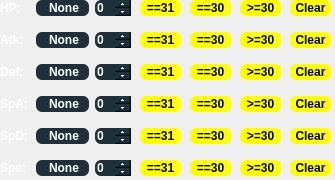
Old version of the form Forms/IVFilter.ui in the repository Admiral-Fish/PokeFinder.
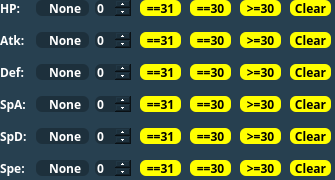
New version of the form. Icons and pictures are not drawn.

Commit message: Missing form combobox tweaks

The edit to the form file:
```diff
--- a/Forms/IVFilter.ui
+++ b/Forms/IVFilter.ui
@@ -14,7 +14,13 @@
    <string notr="true">Form</string>
   </property>
   <property name="styleSheet">
-   <string notr="true">QLabel {
+   <string notr="true">QWidget {
+	background-color: #274050;
+	font-family: &quot;Myriad Pro&quot;, Montserrat;
+	font-weight: 500;
+}
+
+QLabel {
 	color: white;
 }
 
@@ -26,21 +32,46 @@
 	padding-left: 13px;
 }
 
+QComboBox QListView{
+	color: white;
+	background-color: #1D303C;
+	border:1px solid black;
+	padding-left: 3px;
+}
+
+QComboBox::item:alternate {
+	background: #1D303C;
+}
+
+QComboBox::item:selected {
+	border: 1px solid transparent;
+	background: #003941;
+}
+
+QComboBox::indicator{
+	background-color:transparent;
+	selection-background-color:transparent;
+	color:transparent;
+	selection-color:transparent;
+}
+
+QComboBox::editable {
+	background-color: #1D303C;
+	border: none;
+	border-radius: 6px;
+	color: white;
+}
+
 QComboBox::down-arrow {
 	image: url(noimg);
 	border-width: 0px;
 }
 
 QComboBox::drop-down {
-	background-color: #1D303C;
+	background: transparent;
 	width: 0px;
 }
 
-QComboBox::item {
-	background-color: #1D303C;
-	selection-background-color: #003941;
-}
-
 QSpinBox {
 	qproperty-alignment: AlignCenter;
 	background-color: #1D303C;
@@ -77,7 +108,8 @@
    </property>
    <property name="font">
     <font>
-     <weight>75</weight>
+     <family>Myriad Pro,Montserrat</family>
+     <weight>62</weight>
      <bold>true</bold>
     </font>
    </property>
@@ -96,7 +128,8 @@
    </property>
    <property name="font">
     <font>
-     <weight>75</weight>
+     <family>Myriad Pro,Montserrat</family>
+     <weight>62</weight>
      <bold>true</bold>
     </font>
    </property>
@@ -127,7 +160,8 @@
    </property>
    <property name="font">
     <font>
-     <weight>75</weight>
+     <family>Myriad Pro,Montserrat</family>
+     <weight>62</weight>
      <bold>true</bold>
     </font>
    </property>
@@ -183,7 +217,8 @@
    </property>
    <property name="font">
     <font>
-     <weight>75</weight>
+     <family>Myriad Pro,Montserrat</family>
+     <weight>62</weight>
      <bold>true</bold>
     </font>
    </property>
@@ -202,7 +237,8 @@
    </property>
    <property name="font">
     <font>
-     <weight>75</weight>
+     <family>Myriad Pro,Montserrat</family>
+     <weight>62</weight>
      <bold>true</bold>
     </font>
    </property>
@@ -221,7 +257,8 @@
    </property>
    <property name="font">
     <font>
-     <weight>75</weight>
+     <family>Myriad Pro,Montserrat</family>
+     <weight>62</weight>
      <bold>true</bold>
     </font>
    </property>
@@ -240,7 +277,8 @@
    </property>
    <property name="font">
     <font>
-     <weight>75</weight>
+     <family>Myriad Pro,Montserrat</family>
+     <weight>62</weight>
      <bold>true</bold>
     </font>
    </property>
@@ -259,7 +297,8 @@
    </property>
    <property name="font">
     <font>
-     <weight>75</weight>
+     <family>Myriad Pro,Montserrat</family>
+     <weight>62</weight>
      <bold>true</bold>
     </font>
    </property>
@@ -315,7 +354,8 @@
    </property>
    <property name="font">
     <font>
-     <weight>75</weight>
+     <family>Myriad Pro,Montserrat</family>
+     <weight>62</weight>
      <bold>true</bold>
     </font>
    </property>
@@ -334,7 +374,8 @@
    </property>
    <property name="font">
     <font>
-     <weight>75</weight>
+     <family>Myriad Pro,Montserrat</family>
+     <weight>62</weight>
      <bold>true</bold>
     </font>
    </property>
@@ -396,7 +437,8 @@
    </property>
    <property name="font">
     <font>
-     <weight>75</weight>
+     <family>Myriad Pro,Montserrat</family>
+     <weight>62</weight>
      <bold>true</bold>
     </font>
    </property>
@@ -452,7 +494,8 @@
    </property>
    <property name="font">
     <font>
-     <weight>75</weight>
+     <family>Myriad Pro,Montserrat</family>
+     <weight>62</weight>
      <bold>true</bold>
     </font>
    </property>
@@ -471,7 +514,8 @@
    </property>
    <property name="font">
     <font>
-     <weight>75</weight>
+     <family>Myriad Pro,Montserrat</family>
+     <weight>62</weight>
      <bold>true</bold>
     </font>
    </property>
@@ -527,7 +571,8 @@
    </property>
    <property name="font">
     <font>
-     <weight>75</weight>
+     <family>Myriad Pro,Montserrat</family>
+     <weight>62</weight>
      <bold>true</bold>
     </font>
    </property>
@@ -546,7 +591,8 @@
    </property>
    <property name="font">
     <font>
-     <weight>75</weight>
+     <family>Myriad Pro,Montserrat</family>
+     <weight>62</weight>
      <bold>true</bold>
     </font>
    </property>
@@ -602,7 +648,8 @@
    </property>
    <property name="font">
     <font>
-     <weight>75</weight>
+     <family>Myriad Pro,Montserrat</family>
+     <weight>62</weight>
      <bold>true</bold>
     </font>
    </property>
@@ -627,7 +674,8 @@
    </property>
    <property name="font">
     <font>
-     <weight>75</weight>
+     <family>Myriad Pro,Montserrat</family>
+     <weight>62</weight>
      <bold>true</bold>
     </font>
    </property>
@@ -646,7 +694,8 @@
    </property>
    <property name="font">
     <font>
-     <weight>75</weight>
+     <family>Myriad Pro,Montserrat</family>
+     <weight>62</weight>
      <bold>true</bold>
     </font>
    </property>
@@ -665,8 +714,8 @@
    </property>
    <property name="font">
     <font>
-     <family>MS Shell Dlg 2</family>
-     <weight>75</weight>
+     <family>Myriad Pro,Montserrat</family>
+     <weight>62</weight>
      <bold>true</bold>
     </font>
    </property>
@@ -697,8 +746,8 @@
    </property>
    <property name="font">
     <font>
-     <family>MS Shell Dlg 2</family>
-     <weight>75</weight>
+     <family>Myriad Pro,Montserrat</family>
+     <weight>62</weight>
      <bold>true</bold>
     </font>
    </property>
@@ -717,7 +766,8 @@
    </property>
    <property name="font">
     <font>
-     <weight>75</weight>
+     <family>Myriad Pro,Montserrat</family>
+     <weight>62</weight>
      <bold>true</bold>
     </font>
    </property>
@@ -736,7 +786,8 @@
    </property>
    <property name="font">
     <font>
-     <weight>75</weight>
+     <family>Myriad Pro,Montserrat</family>
+     <weight>62</weight>
      <bold>true</bold>
     </font>
    </property>
@@ -755,7 +806,8 @@
    </property>
    <property name="font">
     <font>
-     <weight>75</weight>
+     <family>Myriad Pro,Montserrat</family>
+     <weight>62</weight>
      <bold>true</bold>
     </font>
    </property>
@@ -774,7 +826,8 @@
    </property>
    <property name="font">
     <font>
-     <weight>75</weight>
+     <family>Myriad Pro,Montserrat</family>
+     <weight>62</weight>
      <bold>true</bold>
     </font>
    </property>
@@ -793,7 +846,8 @@
    </property>
    <property name="font">
     <font>
-     <weight>75</weight>
+     <family>Myriad Pro,Montserrat</family>
+     <weight>62</weight>
      <bold>true</bold>
     </font>
    </property>
@@ -812,7 +866,8 @@
    </property>
    <property name="font">
     <font>
-     <weight>75</weight>
+     <family>Myriad Pro,Montserrat</family>
+     <weight>62</weight>
      <bold>true</bold>
     </font>
    </property>
@@ -831,7 +886,8 @@
    </property>
    <property name="font">
     <font>
-     <weight>75</weight>
+     <family>Myriad Pro,Montserrat</family>
+     <weight>62</weight>
      <bold>true</bold>
     </font>
    </property>
@@ -850,7 +906,8 @@
    </property>
    <property name="font">
     <font>
-     <weight>75</weight>
+     <family>Myriad Pro,Montserrat</family>
+     <weight>62</weight>
      <bold>true</bold>
     </font>
    </property>
@@ -869,7 +926,8 @@
    </property>
    <property name="font">
     <font>
-     <weight>75</weight>
+     <family>Myriad Pro,Montserrat</family>
+     <weight>62</weight>
      <bold>true</bold>
     </font>
    </property>
@@ -888,7 +946,8 @@
    </property>
    <property name="font">
     <font>
-     <weight>75</weight>
+     <family>Myriad Pro,Montserrat</family>
+     <weight>62</weight>
      <bold>true</bold>
     </font>
    </property>
@@ -907,7 +966,8 @@
    </property>
    <property name="font">
     <font>
-     <weight>75</weight>
+     <family>Myriad Pro,Montserrat</family>
+     <weight>62</weight>
      <bold>true</bold>
     </font>
    </property>
@@ -926,7 +986,8 @@
    </property>
    <property name="font">
     <font>
-     <weight>75</weight>
+     <family>Myriad Pro,Montserrat</family>
+     <weight>62</weight>
      <bold>true</bold>
     </font>
    </property>
@@ -945,7 +1006,8 @@
    </property>
    <property name="font">
     <font>
-     <weight>75</weight>
+     <family>Myriad Pro,Montserrat</family>
+     <weight>62</weight>
      <bold>true</bold>
     </font>
    </property>
@@ -964,7 +1026,8 @@
    </property>
    <property name="font">
     <font>
-     <weight>75</weight>
+     <family>Myriad Pro,Montserrat</family>
+     <weight>62</weight>
      <bold>true</bold>
     </font>
    </property>
@@ -983,7 +1046,8 @@
    </property>
    <property name="font">
     <font>
-     <weight>75</weight>
+     <family>Myriad Pro,Montserrat</family>
+     <weight>62</weight>
      <bold>true</bold>
     </font>
    </property>
@@ -1002,7 +1066,8 @@
    </property>
    <property name="font">
     <font>
-     <weight>75</weight>
+     <family>Myriad Pro,Montserrat</family>
+     <weight>62</weight>
      <bold>true</bold>
     </font>
    </property>
@@ -1021,7 +1086,8 @@
    </property>
    <property name="font">
     <font>
-     <weight>75</weight>
+     <family>Myriad Pro,Montserrat</family>
+     <weight>62</weight>
      <bold>true</bold>
     </font>
    </property>
@@ -1040,7 +1106,8 @@
    </property>
    <property name="font">
     <font>
-     <weight>75</weight>
+     <family>Myriad Pro,Montserrat</family>
+     <weight>62</weight>
      <bold>true</bold>
     </font>
    </property>
@@ -1059,7 +1126,8 @@
    </property>
    <property name="font">
     <font>
-     <weight>75</weight>
+     <family>Myriad Pro,Montserrat</family>
+     <weight>62</weight>
      <bold>true</bold>
     </font>
    </property>
@@ -1078,7 +1146,8 @@
    </property>
    <property name="font">
     <font>
-     <weight>75</weight>
+     <family>Myriad Pro,Montserrat</family>
+     <weight>62</weight>
      <bold>true</bold>
     </font>
    </property>
@@ -1097,7 +1166,8 @@
    </property>
    <property name="font">
     <font>
-     <weight>75</weight>
+     <family>Myriad Pro,Montserrat</family>
+     <weight>62</weight>
      <bold>true</bold>
     </font>
    </property>
@@ -1116,7 +1186,8 @@
    </property>
    <property name="font">
     <font>
-     <weight>75</weight>
+     <family>Myriad Pro,Montserrat</family>
+     <weight>62</weight>
      <bold>true</bold>
     </font>
    </property>
```
The commit also changes 5 other files.
